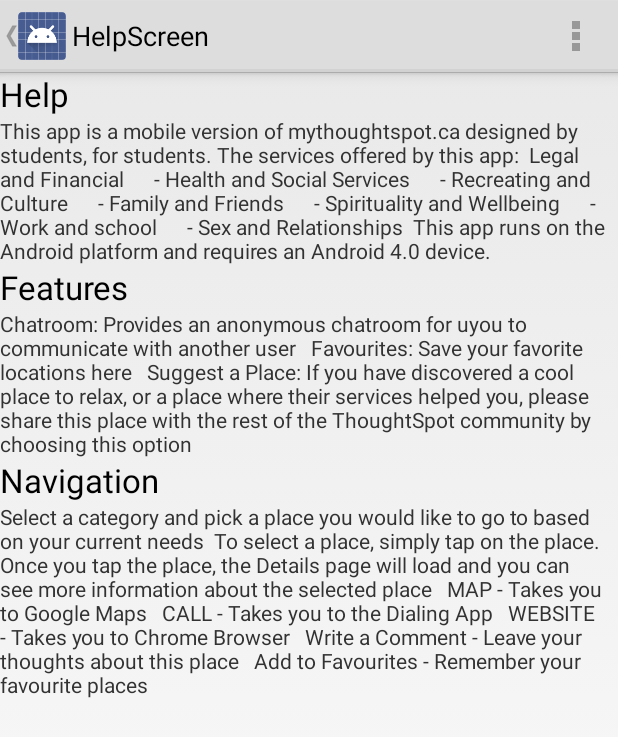
After one commit to marcokstephen/ThoughtSpotAllegro, an Android app: the HelpScreen screen opened directly, with no data from a screen before it, on a phone screen of 412 x 824 dp. The commit adds this screen. Shown: the top 737 px of the screen. Run offline under Robolectric (Android 15) with nearby library versions, the phone set to English and light mode, and no system bars.

Commit message:
help screen wtf

```diff
--- /dev/null
+++ b/app/src/main/java/sm/com/httesting/HelpScreen.java
@@ -0,0 +1,36 @@
+package sm.com.httesting;
+
+import android.app.Activity;
+import android.os.Bundle;
+import android.view.Menu;
+import android.view.MenuItem;
+
+
+public class HelpScreen extends Activity {
+
+    @Override
+    protected void onCreate(Bundle savedInstanceState) {
+        super.onCreate(savedInstanceState);
+        setContentView(R.layout.activity_help_screen);
+    }
+
+
+    @Override
+    public boolean onCreateOptionsMenu(Menu menu) {
+        // Inflate the menu; this adds items to the action bar if it is present.
+        getMenuInflater().inflate(R.menu.help_screen, menu);
+        return true;
+    }
+
+    @Override
+    public boolean onOptionsItemSelected(MenuItem item) {
+        // Handle action bar item clicks here. The action bar will
+        // automatically handle clicks on the Home/Up button, so long
+        // as you specify a parent activity in AndroidManifest.xml.
+        int id = item.getItemId();
+        if (id == R.id.action_settings) {
+            return true;
+        }
+        return super.onOptionsItemSelected(item);
+    }
+}
--- a/app/src/main/java/sm/com/httesting/MyActivity.java
+++ b/app/src/main/java/sm/com/httesting/MyActivity.java
@@ -140,6 +140,10 @@ public class MyActivity extends FragmentActivity {
         } else if (id == R.id.action_settings) {
             return true;
         }
+        else if (id == R.id.Help){
+            Intent intent = new Intent(ctxt, HelpScreen.class);
+            startActivity(intent);
+        }
         return super.onOptionsItemSelected(item);
     }
 }
--- /dev/null
+++ b/app/src/main/res/layout/activity_help_screen.xml
@@ -0,0 +1,70 @@
+<LinearLayout xmlns:android="http://schemas.android.com/apk/res/android"
+    xmlns:tools="http://schemas.android.com/tools"
+    android:layout_width="match_parent"
+    android:layout_height="match_parent"
+    tools:context="sm.com.httesting.HelpScreen">
+
+    <LinearLayout
+        android:orientation="vertical"
+        android:layout_width="match_parent"
+        android:layout_height="match_parent">
+
+        <TextView
+            android:layout_width="wrap_content"
+            android:layout_height="wrap_content"
+            android:textAppearance="?android:attr/textAppearanceLarge"
+            android:text="Help"
+            android:id="@+id/textView4" />
+
+        <TextView
+            android:layout_width="wrap_content"
+            android:layout_height="wrap_content"
+            android:textAppearance="?android:attr/textAppearanceSmall"
+            android:text="This app is a mobile version of mythoughtspot.ca designed by students, for students. The services offered by this app:&#xD;
+Legal and Financial&#xD;
+    - Health and Social Services&#xD;
+    - Recreating and Culture&#xD;
+    - Family and Friends&#xD;
+    - Spirituality and Wellbeing&#xD;
+    - Work and school&#xD;
+    - Sex and Relationships&#xD;
+This app runs on the Android platform and requires an Android 4.0 device."
+            android:id="@+id/textView5" />
+
+        <TextView
+            android:layout_width="wrap_content"
+            android:layout_height="wrap_content"
+            android:textAppearance="?android:attr/textAppearanceLarge"
+            android:text="Features"
+            android:id="@+id/textView6" />
+
+        <TextView
+            android:layout_width="wrap_content"
+            android:layout_height="wrap_content"
+            android:textAppearance="?android:attr/textAppearanceSmall"
+            android:text="Chatroom: Provides an anonymous chatroom for uyou to communicate with another user&#xD;&#xD;
+Favourites: Save your favorite locations here&#xD;&#xD;
+Suggest a Place: If you have discovered a cool place to relax, or a place where their services helped you, please share this place with the rest of the ThoughtSpot community by choosing this option"
+            android:id="@+id/textView7" />
+
+        <TextView
+            android:layout_width="wrap_content"
+            android:layout_height="wrap_content"
+            android:textAppearance="?android:attr/textAppearanceLarge"
+            android:text="Navigation"
+            android:id="@+id/textView8" />
+
+        <TextView
+            android:layout_width="wrap_content"
+            android:layout_height="wrap_content"
+            android:textAppearance="?android:attr/textAppearanceSmall"
+            android:text="Select a category and pick a place you would like to go to based on your current needs&#xD;
+To select a place, simply tap on the place. Once you tap the place, the Details page will load and you can see more information about the selected place&#xD;
+	MAP - Takes you to Google Maps&#xD;
+	CALL - Takes you to the Dialing App&#xD;
+	WEBSITE - Takes you to Chrome Browser&#xD;
+	Write a Comment - Leave your thoughts about this place&#xD;
+	Add to Favourites - Remember your favourite places"
+            android:id="@+id/textView9" />
+    </LinearLayout>
+</LinearLayout>
--- /dev/null
+++ b/app/src/main/res/menu/help_screen.xml
@@ -0,0 +1,9 @@
+<menu xmlns:android="http://schemas.android.com/apk/res/android"
+    xmlns:tools="http://schemas.android.com/tools"
+    tools:context="sm.com.httesting.HelpScreen" >
+    <item android:id="@+id/action_settings"
+        android:title="@string/action_settings"
+        android:orderInCategory="100"
+        android:showAsAction="never" />
+
+</menu>
```
Also changed, not shown: app/src/main/AndroidManifest.xml (+20 -10 lines), app/src/main/res/menu/my.xml (+6 -2 lines), app/src/main/res/values/strings.xml (+26 -2 lines), 1 other file.
